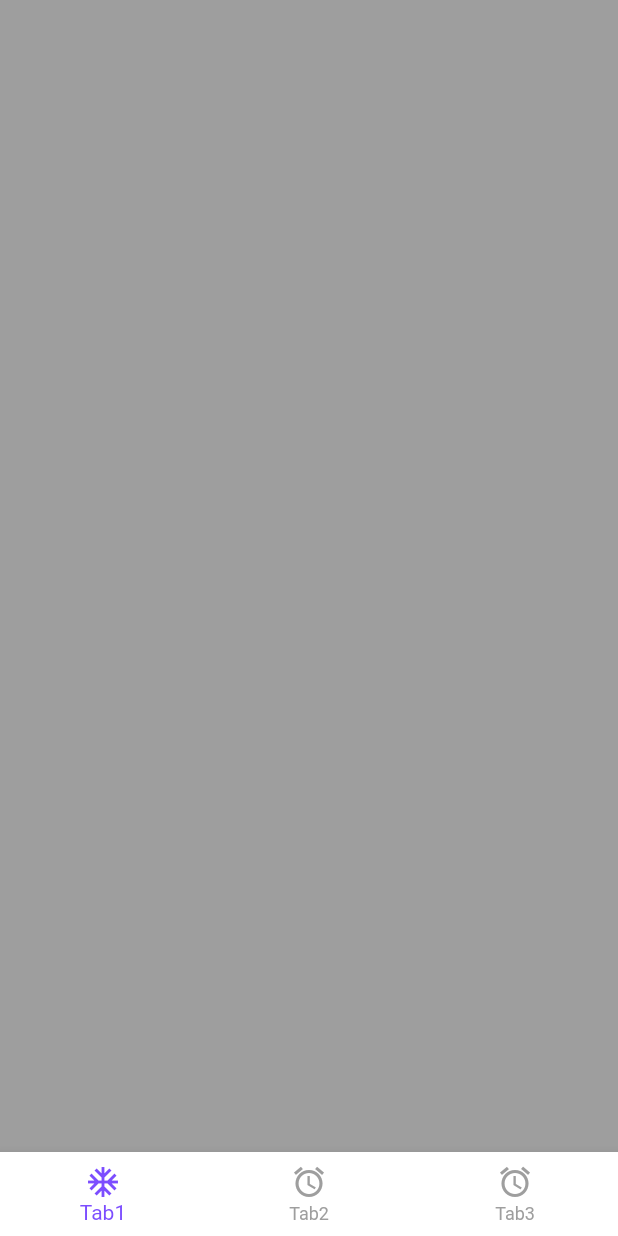
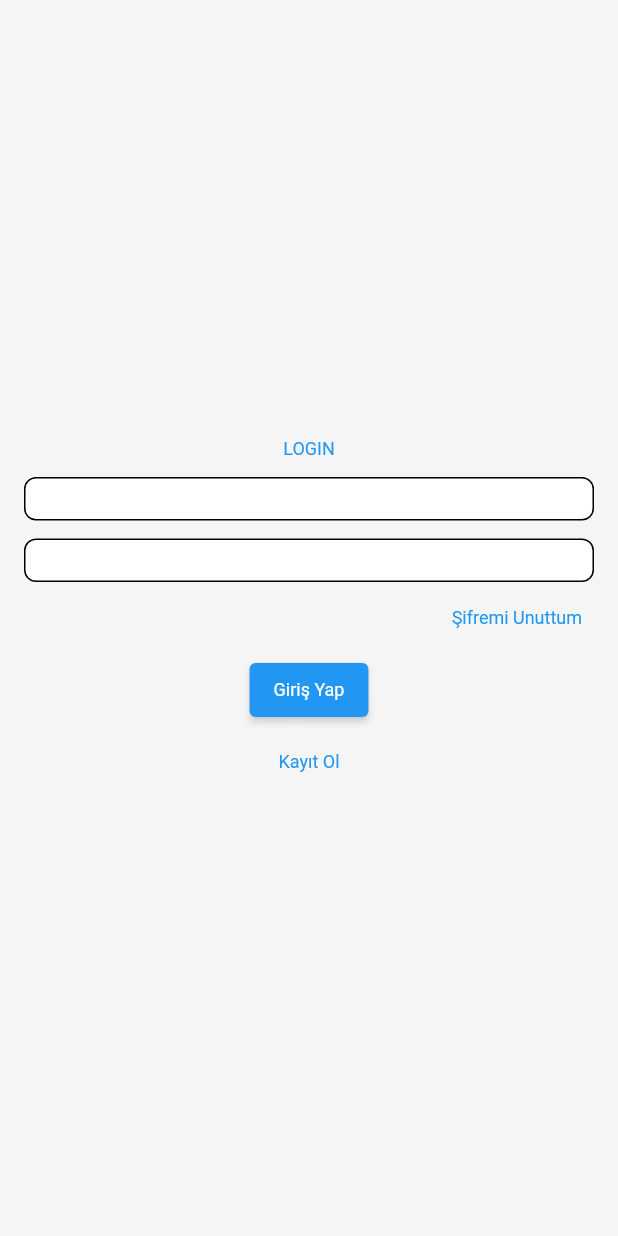
Before and after one commit to mehmetarsay/mobuni_v2, a Flutter app: the screen it shows after launch, on a phone screen of 412 x 824 dp. Run offline on Flutter 3.47's test engine with Material 2 defaults, Android fonts, the light colour scheme and no system bars; our stand-ins replace dio, flutter_secure_storage, hive, stacked, stacked_services; accounts and stored records are empty; Roboto replaces fonts that are missing (Manrope).

Commit message:
login sayfası basit ui tasarımı yapıldı

```diff
--- a/lib/app/app.dart
+++ b/lib/app/app.dart
@@ -1,5 +1,6 @@
 import 'package:mobuni_v2/core/network/network_manager.dart';
 import 'package:mobuni_v2/feature/services/hive/hive_services.dart';
+import 'package:mobuni_v2/feature/views/auth/login/login_view.dart';
 import 'package:mobuni_v2/feature/views/home/bottomnav_view.dart';
 import 'package:mobuni_v2/feature/views/splash/view/splash_view.dart';
 import 'package:stacked/stacked_annotations.dart';
@@ -9,6 +10,7 @@ import 'package:stacked_services/stacked_services.dart';
   routes: [
     MaterialRoute(page: SplashView, initial: true),
     MaterialRoute(page: BottomNavView),
+    MaterialRoute(page: LoginView),
   ],
   dependencies: [
     LazySingleton(classType: NetworkManager),
--- a/lib/app/app.router.dart
+++ b/lib/app/app.router.dart
@@ -10,15 +10,18 @@ import 'package:flutter/material.dart';
 import 'package:stacked/stacked.dart';
 import 'package:stacked/stacked_annotations.dart';
 
+import '../feature/views/auth/login/login_view.dart';
 import '../feature/views/home/bottomnav_view.dart';
 import '../feature/views/splash/view/splash_view.dart';
 
 class Routes {
   static const String splashView = '/';
-  static const String homeView = '/home-view';
+  static const String bottomNavView = '/bottom-nav-view';
+  static const String loginView = '/login-view';
   static const all = <String>{
     splashView,
-    homeView,
+    bottomNavView,
+    loginView,
   };
 }
 
@@ -27,7 +30,8 @@ class StackedRouter extends RouterBase {
   List<RouteDef> get routes => _routes;
   final _routes = <RouteDef>[
     RouteDef(Routes.splashView, page: SplashView),
-    RouteDef(Routes.homeView, page: BottomNavView),
+    RouteDef(Routes.bottomNavView, page: BottomNavView),
+    RouteDef(Routes.loginView, page: LoginView),
   ];
   @override
   Map<Type, StackedRouteFactory> get pagesMap => _pagesMap;
@@ -44,5 +48,11 @@ class StackedRouter extends RouterBase {
         settings: data,
       );
     },
+    LoginView: (data) {
+      return MaterialPageRoute<dynamic>(
+        builder: (context) => const LoginView(),
+        settings: data,
+      );
+    },
   };
 }
--- /dev/null
+++ b/lib/core/components/button/custom_button.dart
@@ -0,0 +1,21 @@
+import 'package:flutter/material.dart';
+import 'package:mobuni_v2/core/components/text/custom_text.dart';
+
+class CustomButton extends StatelessWidget {
+  const CustomButton({Key? key, this.onPressed, this.child, this.text}) : super(key: key);
+  final void Function()? onPressed;
+  final Widget? child;
+  final String? text;
+
+  @override
+  Widget build(BuildContext context) {
+    return ElevatedButton(
+      onPressed: onPressed ?? () {},
+      child: child ??
+          CustomText(
+            text ?? 'Buton',
+            color: Colors.white,
+          ),
+    );
+  }
+}
--- /dev/null
+++ b/lib/core/components/button/custom_text_button.dart
@@ -0,0 +1,16 @@
+import 'package:flutter/material.dart';
+
+class CustomTextButton extends StatelessWidget {
+  const CustomTextButton({Key? key, this.onPressed, this.child})
+      : super(key: key);
+  final void Function()? onPressed;
+  final Widget? child;
+
+  @override
+  Widget build(BuildContext context) {
+    return TextButton(
+      onPressed: onPressed ?? () {},
+      child: child ?? Text('Text'),
+    );
+  }
+}
--- a/lib/core/components/text_form_field/custom_text_form_field.dart
+++ b/lib/core/components/text_form_field/custom_text_form_field.dart
@@ -74,13 +74,14 @@ class _CustomTextFormFieldState extends State<CustomTextFormField> {
             autofocus: false,
             obscureText: passwordVisible,
             readOnly: widget.readOnly!,
-            // inputFormatters: [if(widget.isNumber!) Helper.NumberFormatter],
             onChanged: (value) {
               setState(() {
                 isEmpty = value.isEmpty;
               });
             },
             decoration: InputDecoration(
+              fillColor: Colors.white,
+
               errorStyle: TextStyle(fontSize: 16),
               // fillColor: widget.fillColor ??
               //     (isEmpty
@@ -135,7 +136,7 @@ class _CustomTextFormFieldState extends State<CustomTextFormField> {
               //       )
               //     : null,
               isDense: true,
-              contentPadding: EdgeInsets.all(0),
+              contentPadding: EdgeInsets.all(5),
             ),
             keyboardType: widget.textInputType ?? TextInputType.text,
             controller: widget.controller,
--- /dev/null
+++ b/lib/feature/views/auth/login/login_view.dart
@@ -0,0 +1,34 @@
+import 'package:flutter/material.dart';
+import 'package:mobuni_v2/core/components/button/custom_button.dart';
+import 'package:mobuni_v2/core/components/button/custom_text_button.dart';
+import 'package:mobuni_v2/core/components/text/custom_text.dart';
+import 'package:mobuni_v2/core/components/text_form_field/custom_text_form_field.dart';
+import 'package:mobuni_v2/core/extension/context_extension.dart';
+
+class LoginView extends StatelessWidget {
+  const LoginView({Key? key}) : super(key: key);
+
+  @override
+  Widget build(BuildContext context) {
+    return Scaffold(
+      body: SizedBox(
+        width: context.width,
+        child: Padding(
+          padding: const EdgeInsets.all(16),
+          child: Column(
+            crossAxisAlignment: CrossAxisAlignment.center,
+            mainAxisAlignment: MainAxisAlignment.center,
+            children: [
+              CustomText('LOGIN'),
+              CustomTextFormField(controller: TextEditingController()),
+              CustomTextFormField(controller: TextEditingController()),
+              Align(alignment: Alignment.centerRight,child: CustomTextButton(child: CustomText('Şifremi Unuttum'))),
+              CustomButton(text: 'Giriş Yap'),
+              CustomTextButton(child: CustomText('Kayıt Ol'))
+            ],
+          ),
+        ),
+      ),
+    );
+  }
+}
--- a/lib/feature/views/splash/view/splash_view_model.dart
+++ b/lib/feature/views/splash/view/splash_view_model.dart
@@ -9,7 +9,7 @@ class SplashViewModel extends BaseViewModel {
 
   init(){
     Future.delayed(Duration(seconds: 3)).then((value) {
-      navigationService.pushNamedAndRemoveUntil(Routes.homeView);
+      navigationService.pushNamedAndRemoveUntil(Routes.loginView);
     });
   }
 }
```
